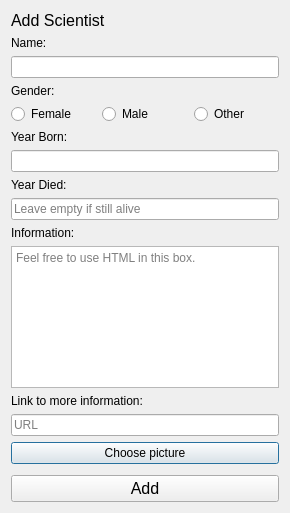
Old version of the form addscientistwindow.ui in the repository athenabjorg/sacr.
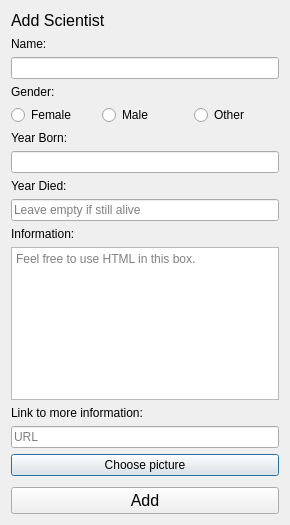
New version of the form.

What changed in the file:
```diff
--- a/addscientistwindow.ui
+++ b/addscientistwindow.ui
@@ -7,7 +7,7 @@
     <x>0</x>
     <y>0</y>
     <width>290</width>
-    <height>513</height>
+    <height>525</height>
    </rect>
   </property>
   <property name="windowTitle">
@@ -53,6 +53,9 @@
        <property name="text">
         <string/>
        </property>
+       <property name="alignment">
+        <set>Qt::AlignRight|Qt::AlignTrailing|Qt::AlignVCenter</set>
+       </property>
       </widget>
      </item>
     </layout>
@@ -74,6 +77,9 @@
        <property name="text">
         <string/>
        </property>
+       <property name="alignment">
+        <set>Qt::AlignRight|Qt::AlignTrailing|Qt::AlignVCenter</set>
+       </property>
       </widget>
      </item>
     </layout>
@@ -117,6 +123,9 @@
        <property name="text">
         <string/>
        </property>
+       <property name="alignment">
+        <set>Qt::AlignRight|Qt::AlignTrailing|Qt::AlignVCenter</set>
+       </property>
       </widget>
      </item>
     </layout>
@@ -138,6 +147,9 @@
        <property name="text">
         <string/>
        </property>
+       <property name="alignment">
+        <set>Qt::AlignRight|Qt::AlignTrailing|Qt::AlignVCenter</set>
+       </property>
       </widget>
      </item>
     </layout>
```
